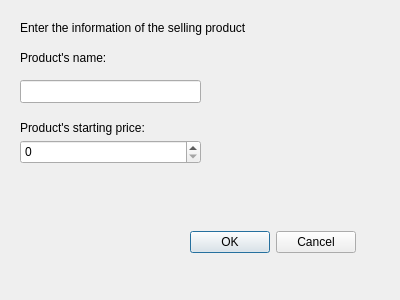
Old version of the form AuctionClient/createroomdialog.ui in the repository nhatsonle/LAN_BiddingSystem.
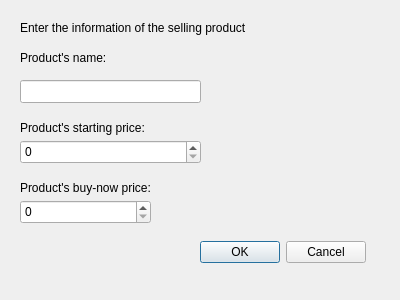
New version of the form.

Commit message: feat: Add buy-now price functionality to room creation and implement buy now command handling

Patch:
```diff
--- a/AuctionClient/createroomdialog.ui
+++ b/AuctionClient/createroomdialog.ui
@@ -26,8 +26,8 @@
   <widget class="QDialogButtonBox" name="buttonBox">
    <property name="geometry">
     <rect>
-     <x>190</x>
-     <y>230</y>
+     <x>200</x>
+     <y>240</y>
      <width>166</width>
      <height>24</height>
     </rect>
@@ -85,6 +85,29 @@
     </rect>
    </property>
   </widget>
+  <widget class="QSpinBox" name="spinBuyNow">
+   <property name="geometry">
+    <rect>
+     <x>20</x>
+     <y>200</y>
+     <width>131</width>
+     <height>24</height>
+    </rect>
+   </property>
+  </widget>
+  <widget class="QLabel" name="productStartingPrice_2">
+   <property name="geometry">
+    <rect>
+     <x>20</x>
+     <y>180</y>
+     <width>151</width>
+     <height>16</height>
+    </rect>
+   </property>
+   <property name="text">
+    <string>Product's buy-now price:</string>
+   </property>
+  </widget>
  </widget>
  <resources/>
  <connections/>
```
The commit also changes 8 other files.
